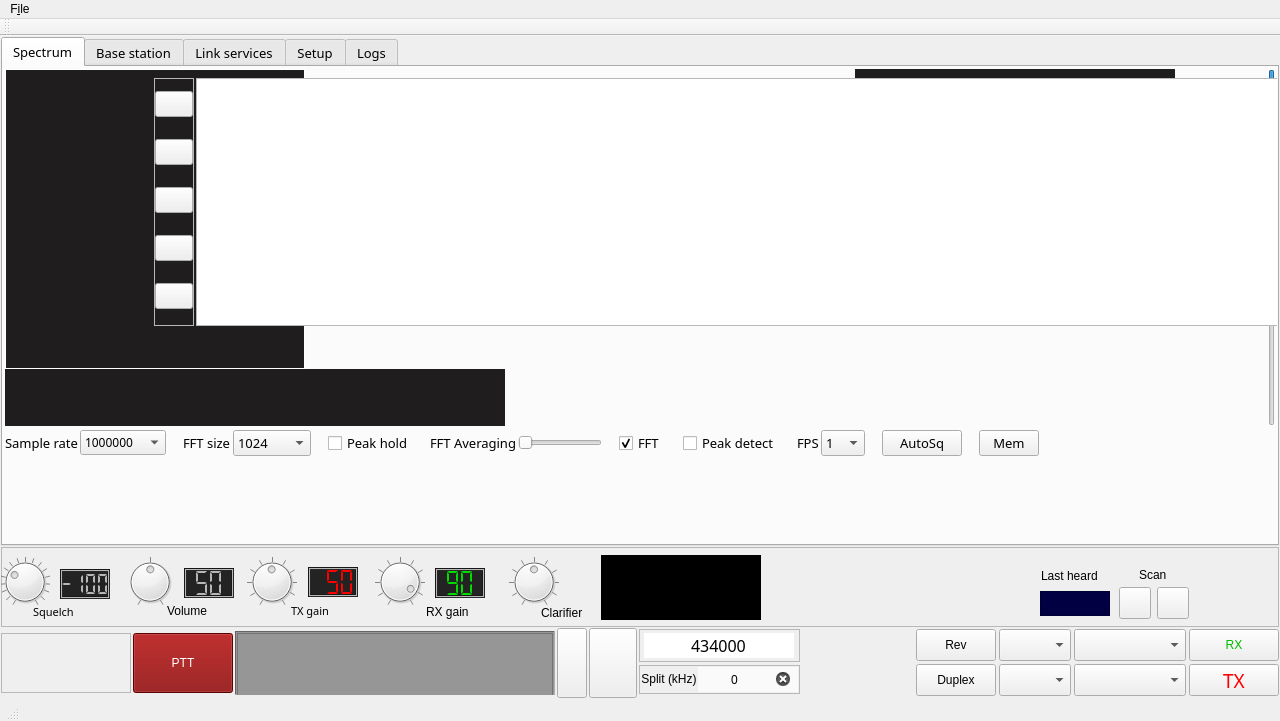
The window that mainwindow.ui (qradiolink/qradiolink) describes before a commit, drawn with Qt 5.
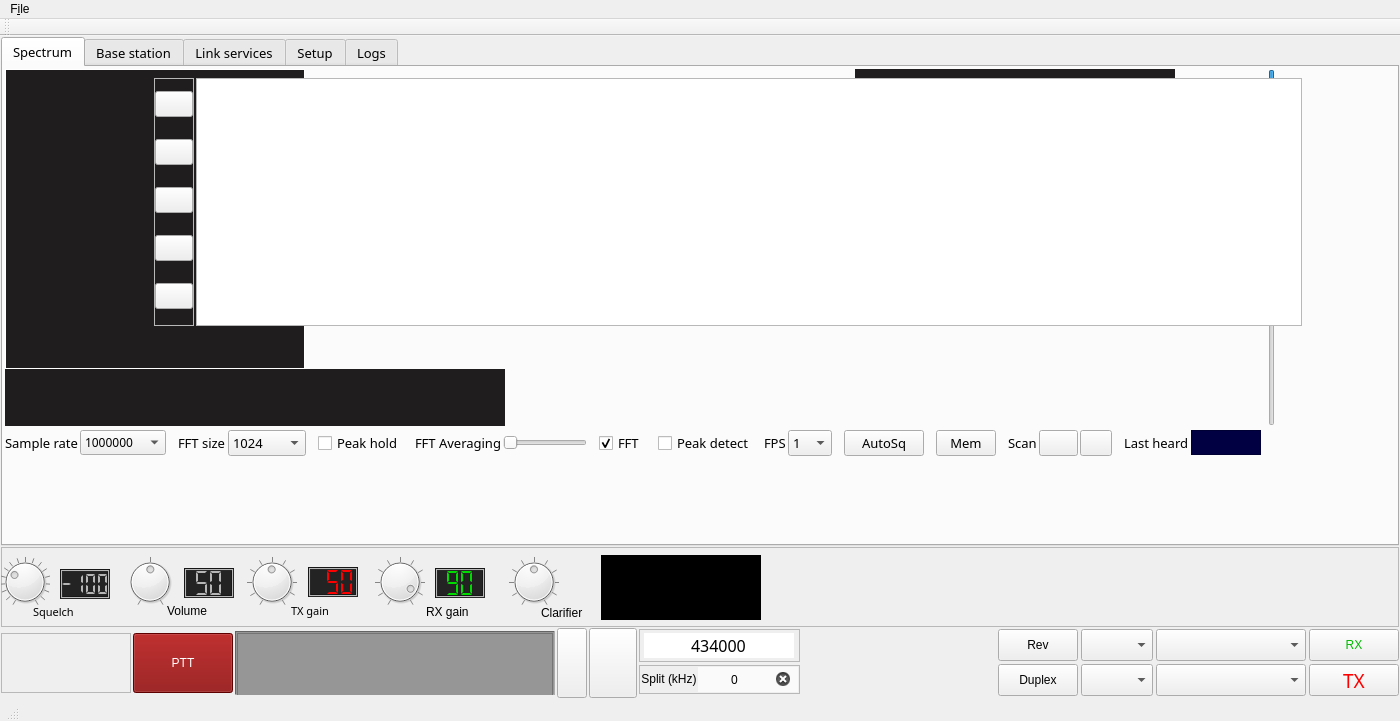
The same window after the commit. Icons and pictures are not drawn. Custom widgets are drawn as their Qt base class.

Commit message: Move scan buttons

The edit to the form file:
```diff
--- a/mainwindow.ui
+++ b/mainwindow.ui
@@ -6,7 +6,7 @@
    <rect>
     <x>0</x>
     <y>0</y>
-    <width>1280</width>
+    <width>1400</width>
     <height>721</height>
    </rect>
   </property>
@@ -357,7 +357,7 @@
             </widget>
            </item>
            <item row="1" column="1">
-            <layout class="QHBoxLayout" name="horizontalLayout_2" stretch="0,0,0,0,0,0,0,0,0,0,0,0,0,0,0,0,0,0,0,0,0,0">
+            <layout class="QHBoxLayout" name="horizontalLayout_2" stretch="0,0,0,0,0,0,0,0,0,0,0,0,0,0,0,0,0,0,0,0,0,0,0,0,0,0,0,0,0,0">
              <property name="spacing">
               <number>2</number>
              </property>
@@ -481,7 +481,7 @@
                </property>
                <property name="sizeHint" stdset="0">
                 <size>
-                 <width>15</width>
+                 <width>10</width>
                  <height>10</height>
                 </size>
                </property>
@@ -579,7 +579,7 @@
                </property>
                <property name="sizeHint" stdset="0">
                 <size>
-                 <width>15</width>
+                 <width>10</width>
                  <height>20</height>
                 </size>
                </property>
@@ -609,7 +609,7 @@
                </property>
                <property name="sizeHint" stdset="0">
                 <size>
-                 <width>15</width>
+                 <width>10</width>
                  <height>20</height>
                 </size>
                </property>
@@ -666,7 +666,7 @@
                </property>
                <property name="sizeHint" stdset="0">
                 <size>
-                 <width>15</width>
+                 <width>10</width>
                  <height>20</height>
                 </size>
                </property>
@@ -699,7 +699,7 @@
                </property>
                <property name="sizeHint" stdset="0">
                 <size>
-                 <width>15</width>
+                 <width>10</width>
                  <height>20</height>
                 </size>
                </property>
@@ -725,7 +725,7 @@
                </property>
                <property name="sizeHint" stdset="0">
                 <size>
-                 <width>15</width>
+                 <width>10</width>
                  <height>20</height>
                 </size>
                </property>
@@ -832,7 +832,7 @@
                </property>
                <property name="sizeHint" stdset="0">
                 <size>
-                 <width>15</width>
+                 <width>10</width>
                  <height>20</height>
                 </size>
                </property>
@@ -873,7 +873,7 @@
                </property>
                <property name="sizeHint" stdset="0">
                 <size>
-                 <width>15</width>
+                 <width>10</width>
                  <height>20</height>
                 </size>
                </property>
@@ -904,6 +904,190 @@
                </property>
               </widget>
              </item>
+             <item>
+              <spacer name="horizontalSpacer_20">
+               <property name="orientation">
+                <enum>Qt::Horizontal</enum>
+               </property>
+               <property name="sizeType">
+                <enum>QSizePolicy::Fixed</enum>
+               </property>
+               <property name="sizeHint" stdset="0">
+                <size>
+                 <width>10</width>
+                 <height>20</height>
+                </size>
+               </property>
+              </spacer>
+             </item>
+             <item>
+              <widget class="QLabel" name="label_25">
+               <property name="text">
+                <string>Scan</string>
+               </property>
+              </widget>
+             </item>
+             <item>
+              <widget class="QPushButton" name="scanDownButton">
+               <property name="sizePolicy">
+                <sizepolicy hsizetype="Fixed" vsizetype="Fixed">
+                 <horstretch>0</horstretch>
+                 <verstretch>0</verstretch>
+                </sizepolicy>
+               </property>
+               <property name="toolTip">
+                <string>Scan down</string>
+               </property>
+               <property name="text">
+                <string/>
+               </property>
+               <property name="icon">
+                <iconset resource="resources.qrc">
+                 <normaloff>:/res/arrow-left-double.png</normaloff>
+                 <normalon>:/res/go-first-view.png</normalon>:/res/arrow-left-double.png</iconset>
+               </property>
+               <property name="checkable">
+                <bool>true</bool>
+               </property>
+              </widget>
+             </item>
+             <item>
+              <widget class="QPushButton" name="scanUpButton">
+               <property name="sizePolicy">
+                <sizepolicy hsizetype="Fixed" vsizetype="Fixed">
+                 <horstretch>0</horstretch>
+                 <verstretch>0</verstretch>
+                </sizepolicy>
+               </property>
+               <property name="maximumSize">
+                <size>
+                 <width>32</width>
+                 <height>32</height>
+                </size>
+               </property>
+               <property name="toolTip">
+                <string>Scan up</string>
+               </property>
+               <property name="layoutDirection">
+                <enum>Qt::LeftToRight</enum>
+               </property>
+               <property name="autoFillBackground">
+                <bool>false</bool>
+               </property>
+               <property name="styleSheet">
+                <string notr="true">font: 8pt &quot;Sans Serif&quot;;
+
+</string>
+               </property>
+               <property name="text">
+                <string/>
+               </property>
+               <property name="icon">
+                <iconset resource="resources.qrc">
+                 <normaloff>:/res/arrow-right-double.png</normaloff>
+                 <normalon>:/res/go-last-view.png</normalon>
+                 <activeon>:/res/go-last-view.png</activeon>
+                 <selectedon>:/res/go-last-view.png</selectedon>:/res/arrow-right-double.png</iconset>
+               </property>
+               <property name="iconSize">
+                <size>
+                 <width>16</width>
+                 <height>16</height>
+                </size>
+               </property>
+               <property name="checkable">
+                <bool>true</bool>
+               </property>
+              </widget>
+             </item>
+             <item>
+              <spacer name="horizontalSpacer_21">
+               <property name="orientation">
+                <enum>Qt::Horizontal</enum>
+               </property>
+               <property name="sizeHint" stdset="0">
+                <size>
+                 <width>40</width>
+                 <height>20</height>
+                </size>
+               </property>
+              </spacer>
+             </item>
+             <item>
+              <spacer name="horizontalSpacer_22">
+               <property name="orientation">
+                <enum>Qt::Horizontal</enum>
+               </property>
+               <property name="sizeType">
+                <enum>QSizePolicy::Fixed</enum>
+               </property>
+               <property name="sizeHint" stdset="0">
+                <size>
+                 <width>10</width>
+                 <height>20</height>
+                </size>
+               </property>
+              </spacer>
+             </item>
+             <item>
+              <widget class="QLabel" name="label_22">
+               <property name="text">
+                <string>Last heard</string>
+               </property>
+              </widget>
+             </item>
+             <item>
+              <widget class="QLabel" name="labelDisplayCallsign">
+               <property name="sizePolicy">
+                <sizepolicy hsizetype="Fixed" vsizetype="Fixed">
+                 <horstretch>0</horstretch>
+                 <verstretch>0</verstretch>
+                </sizepolicy>
+               </property>
+               <property name="minimumSize">
+                <size>
+                 <width>70</width>
+                 <height>25</height>
+                </size>
+               </property>
+               <property name="font">
+                <font>
+                 <family>Monospace</family>
+                 <pointsize>9</pointsize>
+                 <weight>50</weight>
+                 <italic>false</italic>
+                 <bold>false</bold>
+                </font>
+               </property>
+               <property name="toolTip">
+                <string>Incoming transmission callsign</string>
+               </property>
+               <property name="styleSheet">
+                <string notr="true">color: rgb(255, 255, 255);
+font: 9pt &quot;Monospace&quot;;
+background-color: rgb(0, 0, 67);
+</string>
+               </property>
+               <property name="frameShape">
+                <enum>QFrame::StyledPanel</enum>
+               </property>
+               <property name="frameShadow">
+                <enum>QFrame::Sunken</enum>
+               </property>
+               <property name="lineWidth">
+                <number>1</number>
+               </property>
+               <property name="text">
+                <string/>
+               </property>
+               <property name="alignment">
+                <set>Qt::AlignCenter</set>
+               </property>
+               <property name="textInteractionFlags">
+                <set>Qt::LinksAccessibleByMouse|Qt::TextSelectableByMouse</set>
+               </property>
+              </widget>
+             </item>
              <item>
               <spacer name="horizontalSpacer_8">
                <property name="orientation">
@@ -4704,61 +4888,6 @@
           <string>Clarifier</string>
          </property>
         </widget>
-        <widget class="QPushButton" name="scanUpButton">
-         <property name="geometry">
-          <rect>
-           <x>1156</x>
-           <y>40</y>
-           <width>32</width>
-           <height>32</height>
-          </rect>
-         </property>
-         <property name="sizePolicy">
-          <sizepolicy hsizetype="Fixed" vsizetype="Fixed">
-           <horstretch>0</horstretch>
-           <verstretch>0</verstretch>
-          </sizepolicy>
-         </property>
-         <property name="maximumSize">
-          <size>
-           <width>32</width>
-           <height>32</height>
-          </size>
-         </property>
-         <property name="toolTip">
-          <string>Scan up</string>
-         </property>
-         <property name="layoutDirection">
-          <enum>Qt::LeftToRight</enum>
-         </property>
-         <property name="autoFillBackground">
-          <bool>false</bool>
-         </property>
-         <property name="styleSheet">
-          <string notr="true">font: 8pt &quot;Sans Serif&quot;;
-
-</string>
-         </property>
-         <property name="text">
-          <string/>
-         </property>
-         <property name="icon">
-          <iconset resource="resources.qrc">
-           <normaloff>:/res/arrow-right-double.png</normaloff>
-           <normalon>:/res/go-last-view.png</normalon>
-           <activeon>:/res/go-last-view.png</activeon>
-           <selectedon>:/res/go-last-view.png</selectedon>:/res/arrow-right-double.png</iconset>
-         </property>
-         <property name="iconSize">
-          <size>
-           <width>16</width>
-           <height>16</height>
-          </size>
-         </property>
-         <property name="checkable">
-          <bool>true</bool>
-         </property>
-        </widget>
         <widget class="QLabel" name="labelRSSI">
          <property name="geometry">
           <rect>
@@ -4818,120 +4947,6 @@
           <set>Qt::AlignCenter</set>
          </property>
         </widget>
-        <widget class="QLabel" name="label_25">
-         <property name="geometry">
-          <rect>
-           <x>1138</x>
-           <y>20</y>
-           <width>41</width>
-           <height>16</height>
-          </rect>
-         </property>
-         <property name="text">
-          <string>Scan</string>
-         </property>
-        </widget>
-        <widget class="QPushButton" name="scanDownButton">
-         <property name="geometry">
-          <rect>
-           <x>1118</x>
-           <y>40</y>
-           <width>32</width>
-           <height>32</height>
-          </rect>
-         </property>
-         <property name="sizePolicy">
-          <sizepolicy hsizetype="Fixed" vsizetype="Fixed">
-           <horstretch>0</horstretch>
-           <verstretch>0</verstretch>
-          </sizepolicy>
-         </property>
-         <property name="toolTip">
-          <string>Scan down</string>
-         </property>
-         <property name="text">
-          <string/>
-         </property>
-         <property name="icon">
-          <iconset resource="resources.qrc">
-           <normaloff>:/res/arrow-left-double.png</normaloff>
-           <normalon>:/res/go-first-view.png</normalon>:/res/arrow-left-double.png</iconset>
-         </property>
-         <property name="checkable">
-          <bool>true</bool>
-         </property>
-        </widget>
-        <widget class="QLabel" name="labelDisplayCallsign">
-         <property name="geometry">
-          <rect>
-           <x>1039</x>
-           <y>44</y>
-           <width>70</width>
-           <height>25</height>
-          </rect>
-         </property>
-         <property name="sizePolicy">
-          <sizepolicy hsizetype="Fixed" vsizetype="Fixed">
-           <horstretch>0</horstretch>
-           <verstretch>0</verstretch>
-          </sizepolicy>
-         </property>
-         <property name="minimumSize">
-          <size>
-           <width>70</width>
-           <height>25</height>
-          </size>
-         </property>
-         <property name="font">
-          <font>
-           <family>Monospace</family>
-           <pointsize>9</pointsize>
-           <weight>50</weight>
-           <italic>false</italic>
-           <bold>false</bold>
-          </font>
-         </property>
-         <property name="toolTip">
-          <string>Incoming transmission callsign</string>
-         </property>
-         <property name="styleSheet">
-          <string notr="true">color: rgb(255, 255, 255);
-font: 9pt &quot;Monospace&quot;;
-background-color: rgb(0, 0, 67);
-</string>
-         </property>
-         <property name="frameShape">
-          <enum>QFrame::StyledPanel</enum>
-         </property>
-         <property name="frameShadow">
-          <enum>QFrame::Sunken</enum>
-         </property>
-         <property name="lineWidth">
-          <number>1</number>
-         </property>
-         <property name="text">
-          <string/>
-         </property>
-         <property name="alignment">
-          <set>Qt::AlignCenter</set>
-         </property>
-         <property name="textInteractionFlags">
-          <set>Qt::LinksAccessibleByMouse|Qt::TextSelectableByMouse</set>
-         </property>
-        </widget>
-        <widget class="QLabel" name="label_22">
-         <property name="geometry">
-          <rect>
-           <x>1040</x>
-           <y>19</y>
-           <width>71</width>
-           <height>20</height>
-          </rect>
-         </property>
-         <property name="text">
-          <string>Last heard</string>
-         </property>
-        </widget>
         <zorder>label</zorder>
         <zorder>label_14</zorder>
         <zorder>label_11</zorder>
@@ -5942,7 +5957,7 @@
     <rect>
      <x>0</x>
      <y>0</y>
-     <width>1280</width>
+     <width>1400</width>
      <height>30</height>
     </rect>
    </property>
```
Left out of the diff: 5 changed lines with no effect on the pictures.
